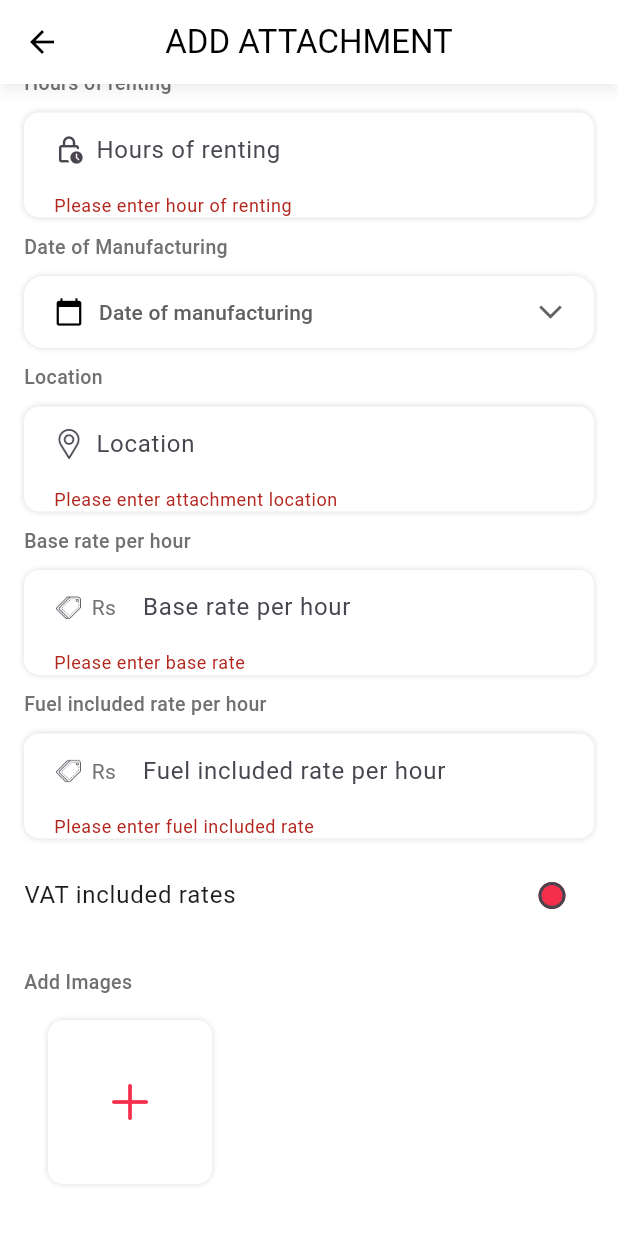
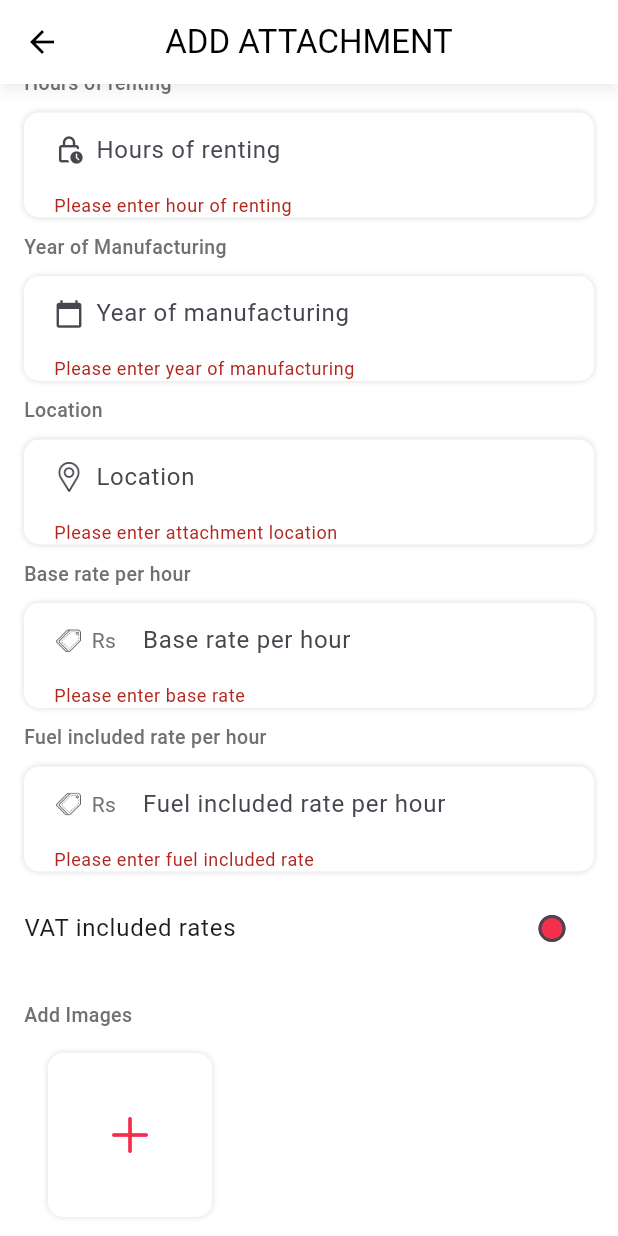
Before and after one commit to yetitechnepal/rentall_partners, a Flutter app: the AddAttachmentScreen screen opened directly, scrolled down 576 dp, after a tap on "Submit", on a phone screen of 412 x 824 dp. Run offline on Flutter 3.47's test engine with Material 2 defaults, Android fonts, the phone set to English and light mode, and no system bars; drawn by our look-alikes of loader_overlay; our stand-ins replace adaptive_theme, cached_network_image, carousel_slider, dio, firebase_core, firebase_messaging and 12 more; missing offline and left inert: new_version, system_settings, wechat_assets_picker; accounts and stored records are empty.

Commit message:
Bugs fixed

```diff
--- a/lib/Screens/AddAtttachmentScreen/add_attachment_screen.dart
+++ b/lib/Screens/AddAtttachmentScreen/add_attachment_screen.dart
@@ -20,12 +20,11 @@ class AddAttachmentScreen extends StatefulWidget {
 }
 
 class _AddAttachmentScreenState extends State<AddAttachmentScreen> {
-  final controllers = List.generate(10, (index) => TextEditingController());
+  final controllers = List.generate(11, (index) => TextEditingController());
 
   final formKey = GlobalKey<FormState>();
 
-  DateTime? dateOfManufacture;
-
+  TextEditingController yearManufactureController = TextEditingController();
   bool isVATIncluded = false;
 
   final imageuploadKey = GlobalKey<ImagesUploadSectionState>();
@@ -138,29 +137,16 @@ class _AddAttachmentScreenState extends State<AddAttachmentScreen> {
                           }
                         },
                       ),
-                      textFieldText("Date of Manufacturing"),
-                      AEMPLPopUpButton(
-                        hintText: "Date of manufacturing",
-                        value: dateOfManufacture != null
-                            ? DateFormat("MMMM dd, yyyy")
-                                .format(dateOfManufacture!)
-                            : null,
+                      textFieldText("Year of Manufacturing"),
+                      AEMPLTextField(
+                        controller: controllers[8],
+                        hintText: "Year of manufacturing",
+                        paddingRight: 4,
+                        keyboardType: TextInputType.number,
                         prefix: const Icon(Icons.calendar_today, size: 20),
-                        onPressed: () async {
-                          DateTime? selectedDate = await showDatePicker(
-                            context: context,
-                            initialDate: DateTime.now(),
-                            firstDate: DateTime(1950),
-                            lastDate: DateTime.now(),
-                            builder: (context, child) {
-                              return Theme(
-                                data: datePickerTheme(context),
-                                child: child!,
-                              );
-                            },
-                          );
-                          if (selectedDate != null) {
-                            setState(() => dateOfManufacture = selectedDate);
+                        validator: (value) {
+                          if (value!.isEmpty) {
+                            return "Please enter year of manufacturing";
                           }
                         },
                       ),
@@ -246,8 +232,7 @@ class _AddAttachmentScreenState extends State<AddAttachmentScreen> {
                                 weight: controllers[3].text,
                                 count: controllers[4].text,
                                 hourOfRenting: controllers[5].text,
-                                manufacturedYear: DateFormat("yyyy-MM-dd")
-                                    .format(dateOfManufacture!),
+                                manufacturedYear: controllers[8].text,
                                 location: controllers[7].text,
                                 baseRate: baseRate.toStringAsFixed(2),
                                 feulIncludedRate:
--- a/lib/Screens/DashboardScreen/Models/orders_summary_model.dart
+++ b/lib/Screens/DashboardScreen/Models/orders_summary_model.dart
@@ -87,7 +87,6 @@ class OrdersSummaryModel {
 
   Future<OrdersSummaryModel> fetchOperatorsComplatedOrder() async {
     Response response = await API().get(endPoint: "book/order2complete/");
-
     if (response.statusCode == 200) {
       var data = response.data['total_count'];
       value = data;
--- a/lib/Screens/EquipmentDetailScrenn/Popups/equipment_attachment_popup.dart
+++ b/lib/Screens/EquipmentDetailScrenn/Popups/equipment_attachment_popup.dart
@@ -1,3 +1,5 @@
+import 'dart:developer';
+
 import 'package:cached_network_image/cached_network_image.dart';
 import 'package:flutter/cupertino.dart';
 import 'package:flutter/material.dart';
--- a/lib/Screens/EquipmentDetailScrenn/Popups/equipment_series_edit_popup.dart
+++ b/lib/Screens/EquipmentDetailScrenn/Popups/equipment_series_edit_popup.dart
@@ -171,9 +171,9 @@
 //                         if (value!.isEmpty) return "Please enter series detail";
 //                       },
 //                     ),
-//                     textFieldText("Date of Manufacture"),
+//                     textFieldText("Year of Manufacture"),
 //                     AEMPLPopUpButton(
-//                       hintText: "Select Date",
+//                       hintText: "Select Year",
 //                       prefix: const Icon(Icons.calendar_today_sharp),
 //                       value: manufaturedDate == null
 //                           ? null
```
Also changed, not shown: lib/Screens/AddEquipmentScreen/Widgets/add_series_widgets.dart (+10 -31 lines), lib/Screens/AttachmentDetailScreen/Popups/attachment_detail_edit_popup.dart (+12 -27 lines), lib/Screens/AttachmentDetailScreen/Widgets/attachment_detail_box.dart (+15 -5 lines), lib/Screens/BecomeVenderScreens/Model/vender_model.dart (+5 -5 lines), lib/Screens/BecomeVenderScreens/become_vender_contact_screen.dart (+19 -5 lines), lib/Screens/EquipmentDetailScrenn/Widgets/detail_box.dart (+15 -5 lines), lib/Singletons/api_call.dart (+4 -5 lines).
